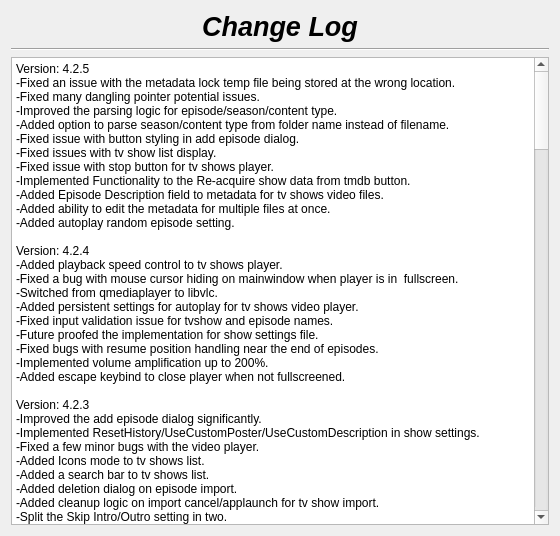
The window that changelog.ui (therealMaPMaKeR/MMDiary) describes before a commit, drawn with Qt 5.
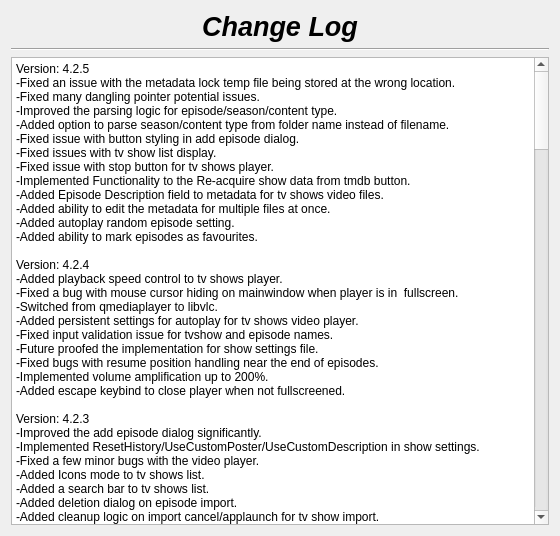
The same window after the commit.

Patch:
```diff
--- a/changelog.ui
+++ b/changelog.ui
@@ -58,7 +58,7 @@
 &lt;p style=&quot; margin-top:0px; margin-bottom:0px; margin-left:0px; margin-right:0px; -qt-block-indent:0; text-indent:0px;&quot;&gt;Version: 4.2.5&lt;br /&gt;-Fixed an issue with the metadata lock temp file being stored at the wrong location.&lt;br /&gt;-Fixed many dangling pointer potential issues.&lt;/p&gt;
 &lt;p style=&quot; margin-top:0px; margin-bottom:0px; margin-left:0px; margin-right:0px; -qt-block-indent:0; text-indent:0px;&quot;&gt;-Improved the parsing logic for episode/season/content type.&lt;br /&gt;-Added option to parse season/content type from folder name instead of filename.&lt;br /&gt;-Fixed issue with button styling in add episode dialog.&lt;/p&gt;
 &lt;p style=&quot; margin-top:0px; margin-bottom:0px; margin-left:0px; margin-right:0px; -qt-block-indent:0; text-indent:0px;&quot;&gt;-Fixed issues with tv show list display.&lt;/p&gt;
-&lt;p style=&quot; margin-top:0px; margin-bottom:0px; margin-left:0px; margin-right:0px; -qt-block-indent:0; text-indent:0px;&quot;&gt;-Fixed issue with stop button for tv shows player.&lt;br /&gt;-Implemented Functionality to the Re-acquire show data from tmdb button.&lt;br /&gt;-Added Episode Description field to metadata for tv shows video files.&lt;br /&gt;-Added ability to edit the metadata for multiple files at once.&lt;br /&gt;-Added autoplay random episode setting.&lt;br /&gt;&lt;br /&gt;Version: 4.2.4&lt;br /&gt;-Added playback speed control to tv shows player.&lt;br /&gt;-Fixed a bug with mouse cursor hiding on mainwindow when player is in  fullscreen.&lt;/p&gt;
+&lt;p style=&quot; margin-top:0px; margin-bottom:0px; margin-left:0px; margin-right:0px; -qt-block-indent:0; text-indent:0px;&quot;&gt;-Fixed issue with stop button for tv shows player.&lt;br /&gt;-Implemented Functionality to the Re-acquire show data from tmdb button.&lt;br /&gt;-Added Episode Description field to metadata for tv shows video files.&lt;br /&gt;-Added ability to edit the metadata for multiple files at once.&lt;br /&gt;-Added autoplay random episode setting.&lt;br /&gt;-Added ability to mark episodes as favourites.&lt;br /&gt;&lt;br /&gt;Version: 4.2.4&lt;br /&gt;-Added playback speed control to tv shows player.&lt;br /&gt;-Fixed a bug with mouse cursor hiding on mainwindow when player is in  fullscreen.&lt;/p&gt;
 &lt;p style=&quot; margin-top:0px; margin-bottom:0px; margin-left:0px; margin-right:0px; -qt-block-indent:0; text-indent:0px;&quot;&gt;-Switched from qmediaplayer to libvlc.&lt;br /&gt;-Added persistent settings for autoplay for tv shows video player.&lt;br /&gt;-Fixed input validation issue for tvshow and episode names.&lt;br /&gt;-Future proofed the implementation for show settings file.&lt;br /&gt;-Fixed bugs with resume position handling near the end of episodes.&lt;br /&gt;-Implemented volume amplification up to 200%.&lt;br /&gt;-Added escape keybind to close player when not fullscreened.&lt;br /&gt;&lt;br /&gt;Version: 4.2.3&lt;br /&gt;-Improved the add episode dialog significantly.&lt;/p&gt;
 &lt;p style=&quot; margin-top:0px; margin-bottom:0px; margin-left:0px; margin-right:0px; -qt-block-indent:0; text-indent:0px;&quot;&gt;-Implemented ResetHistory/UseCustomPoster/UseCustomDescription in show settings.&lt;br /&gt;-Fixed a few minor bugs with the video player.&lt;br /&gt;-Added Icons mode to tv shows list.&lt;br /&gt;-Added a search bar to tv shows list.&lt;/p&gt;
 &lt;p style=&quot; margin-top:0px; margin-bottom:0px; margin-left:0px; margin-right:0px; -qt-block-indent:0; text-indent:0px;&quot;&gt;-Added deletion dialog on episode import.&lt;br /&gt;-Added cleanup logic on import cancel/applaunch for tv show import.&lt;br /&gt;-Split the Skip Intro/Outro setting in two.&lt;br /&gt;-Added support for broken files and a repair option.&lt;br /&gt;-Added auto full screen setting.&lt;/p&gt;
```
